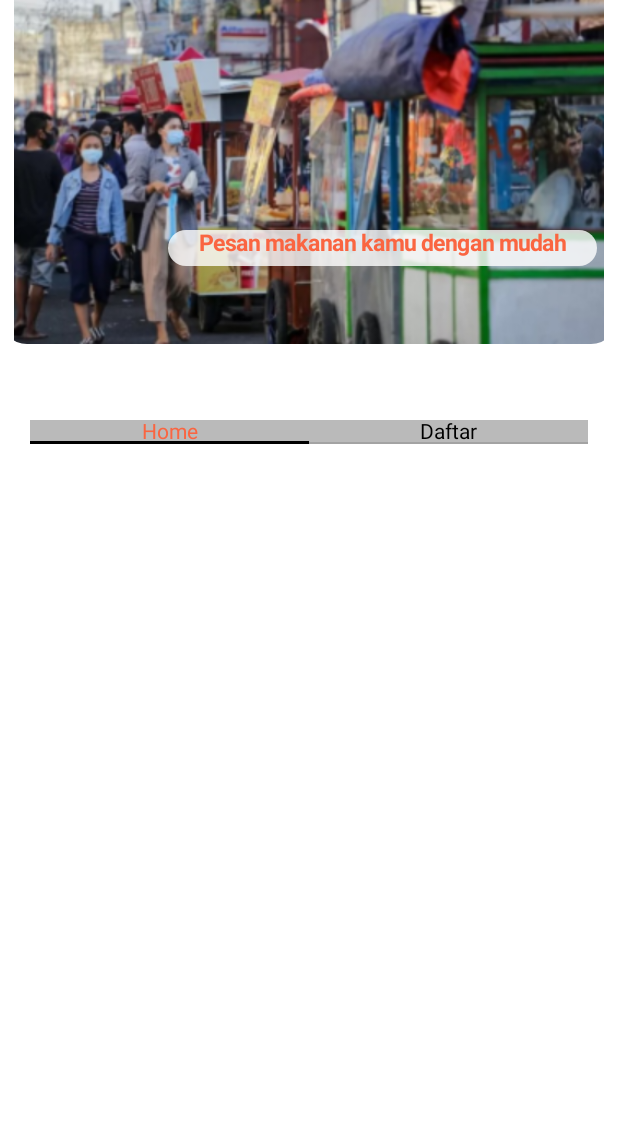
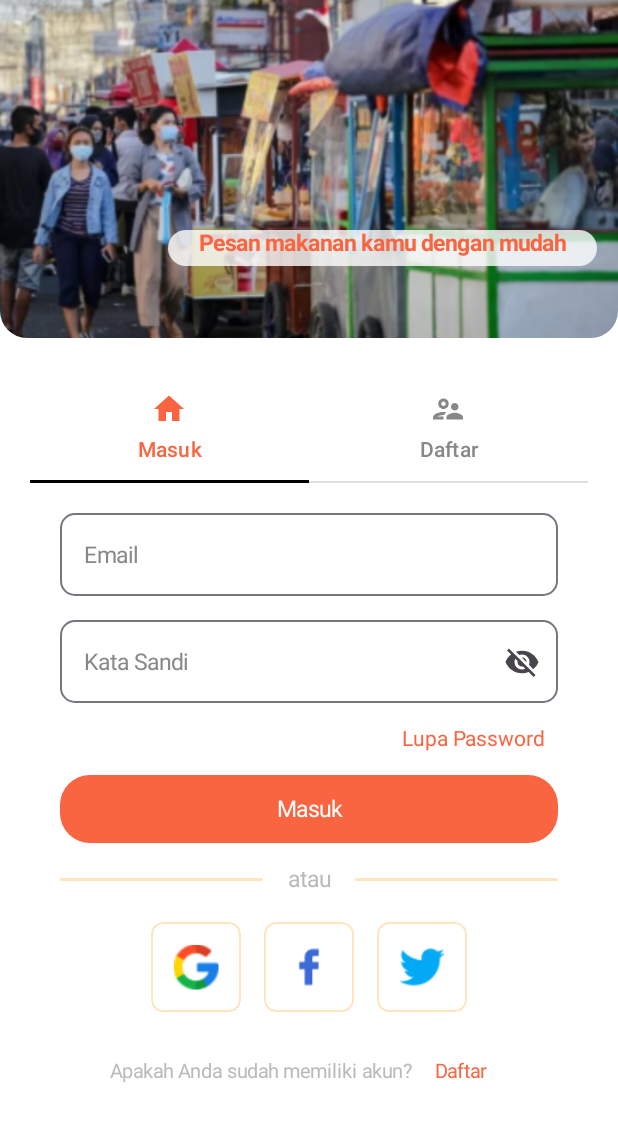
Before and after one commit to Royhan2123/Project-Mikro-Jastipin, an Android app built with Jetpack Compose: the @Preview function PreviewHalamanSignInScreen, on a phone screen of 412 x 824 dp. Shown: the top 1121 px of the screen. Run offline under Robolectric (Android 15) with nearby library versions, the phone set to English and light mode, and no system bars.

Commit message:
Splash,SignIn,SignUp,ForgotPassword --done

```diff
--- a/app/src/main/java/com/example/jastipin/navigation/Navigation.kt
+++ b/app/src/main/java/com/example/jastipin/navigation/Navigation.kt
@@ -7,6 +7,7 @@ import androidx.navigation.compose.rememberNavController
 import com.example.jastipin.page.ForgotPassword
 import com.example.jastipin.page.ForgotPassword2
 import com.example.jastipin.page.ForgotPasswordDone
+import com.example.jastipin.page.HalamanSignInScreen
 import com.example.jastipin.page.SignInScreen
 import com.example.jastipin.page.SignUpScreen
 import com.example.jastipin.page.SplashScreen
@@ -38,5 +39,8 @@ fun Navigation(){
         composable(NavigationScreen.ForgotPasswordDone.name) {
             ForgotPasswordDone(navController)
         }
+        composable(NavigationScreen.HalamanSignInScreen.name) {
+            HalamanSignInScreen(navController)
+        }
     }
 }
--- a/app/src/main/java/com/example/jastipin/navigation/NavigationScreen.kt
+++ b/app/src/main/java/com/example/jastipin/navigation/NavigationScreen.kt
@@ -3,6 +3,7 @@ package com.example.jastipin.navigation
 // daftar - daftar file yang ingin di gabungkan ke dalam navigation
 enum class NavigationScreen {
     SplashScreen,
+    HalamanSignInScreen,
     SignInScreen,
     SignUpScreen,
     ForgotPassword,
@@ -12,7 +13,8 @@ enum class NavigationScreen {
     fun fromRoute(route:String): NavigationScreen =
         when(route.substringBefore("/")) {
             SplashScreen.name -> SplashScreen
-            SignInScreen.name -> SignInScreen
+            SplashScreen.name -> SplashScreen
+            HalamanSignInScreen.name -> HalamanSignInScreen
             SignUpScreen.name -> SignUpScreen
             ForgotPassword.name -> ForgotPassword
             ForgotPassword2.name -> ForgotPassword2
--- a/app/src/main/java/com/example/jastipin/page/ForgotPasswordDone.kt
+++ b/app/src/main/java/com/example/jastipin/page/ForgotPasswordDone.kt
@@ -85,7 +85,7 @@ fun ForgotPasswordDone(navController: NavController) {
         Button(
             onClick = {
                 navController.navigate(
-                    NavigationScreen.SignInScreen.name
+                    NavigationScreen.HalamanSignInScreen.name
                 )
             },
             modifier = Modifier
--- a/app/src/main/java/com/example/jastipin/page/SignInScreen.kt
+++ b/app/src/main/java/com/example/jastipin/page/SignInScreen.kt
@@ -1,5 +1,6 @@
 package com.example.jastipin.page
 
+import androidx.compose.foundation.ExperimentalFoundationApi
 import androidx.compose.foundation.Image
 import androidx.compose.foundation.border
 import androidx.compose.foundation.layout.Arrangement
@@ -14,16 +15,24 @@ import androidx.compose.foundation.layout.offset
 import androidx.compose.foundation.layout.padding
 import androidx.compose.foundation.layout.size
 import androidx.compose.foundation.layout.width
+import androidx.compose.foundation.pager.HorizontalPager
+import androidx.compose.foundation.pager.rememberPagerState
+import androidx.compose.foundation.rememberScrollState
 import androidx.compose.foundation.shape.RoundedCornerShape
 import androidx.compose.foundation.text.KeyboardActions
 import androidx.compose.foundation.text.KeyboardOptions
+import androidx.compose.foundation.verticalScroll
 import androidx.compose.material.IconButton
 import androidx.compose.material.Surface
 import androidx.compose.material.TabRow
 import androidx.compose.material.TextButton
 import androidx.compose.material.icons.Icons
+import androidx.compose.material.icons.filled.Home
+import androidx.compose.material.icons.filled.SupervisorAccount
 import androidx.compose.material.icons.filled.Visibility
 import androidx.compose.material.icons.filled.VisibilityOff
+import androidx.compose.material.icons.outlined.Home
+import androidx.compose.material.icons.outlined.SupervisorAccount
 import androidx.compose.material3.Button
 import androidx.compose.material3.ButtonDefaults
 import androidx.compose.material3.Divider
@@ -33,6 +42,7 @@ import androidx.compose.material3.OutlinedTextField
 import androidx.compose.material3.Tab
 import androidx.compose.material3.Text
 import androidx.compose.runtime.Composable
+import androidx.compose.runtime.LaunchedEffect
 import androidx.compose.runtime.getValue
 import androidx.compose.runtime.mutableStateOf
 import androidx.compose.runtime.remember
@@ -43,6 +53,7 @@ import androidx.compose.ui.Modifier
 import androidx.compose.ui.draw.clip
 import androidx.compose.ui.draw.scale
 import androidx.compose.ui.graphics.Color
+import androidx.compose.ui.graphics.vector.ImageVector
 import androidx.compose.ui.layout.ContentScale
 import androidx.compose.ui.platform.LocalSoftwareKeyboardController
 import androidx.compose.ui.res.painterResource
@@ -65,10 +76,33 @@ import com.example.jastipin.ui.theme.grey
 import com.example.jastipin.ui.theme.lightOrange
 import com.example.jastipin.ui.theme.orange
 
+data class TabItem(
+    val title: String,
+    val selectIcon: ImageVector,
+    val unselectIcon: ImageVector
+)
+
+
+@OptIn(ExperimentalFoundationApi::class)
 @Composable
 fun HalamanSignInScreen(navController: NavController) {
+    val tabItem = listOf(
+        TabItem(
+            title = stringResource(id = R.string.masuk),
+            selectIcon = Icons.Filled.Home,
+            unselectIcon = Icons.Outlined.Home,
+        ),
+        TabItem(
+            title = stringResource(id = R.string.daftar),
+            unselectIcon = Icons.Outlined.SupervisorAccount,
+            selectIcon = Icons.Filled.SupervisorAccount,
+        )
+    )
     var selectTabIndex by remember {
         mutableStateOf(0)
+    }
+    val pagerState = rememberPagerState {
+        tabItem.size
     }
     Column(
         modifier = Modifier.fillMaxSize(),
@@ -84,13 +118,14 @@ fun HalamanSignInScreen(navController: NavController) {
                 contentDescription = stringResource(id = R.string.umkm1),
                 modifier = Modifier
                     .fillMaxWidth()
-                    .height(229.dp)
+                    .height(225.dp)
                     .clip(
                         shape = RoundedCornerShape(
                             bottomStart = 18.dp,
                             bottomEnd = 18.dp
                         )
-                    )
+                    ),
+                contentScale = ContentScale.Crop
             )
             Surface(
                 modifier = Modifier
@@ -119,33 +154,63 @@ fun HalamanSignInScreen(navController: NavController) {
                 )
             }
         }
-        Spacer(modifier = Modifier.height(30.dp))
         Column(
-            modifier = Modifier.padding(20.dp)
+            modifier = Modifier
+                .padding(
+                    start = 20.dp,
+                    end = 20.dp,
+                    top = 20.dp
+                )
+                .fillMaxSize()
+                .verticalScroll(rememberScrollState())
         ) {
             TabRow(
                 selectedTabIndex = selectTabIndex,
-                backgroundColor = grey,
+                backgroundColor = Color.White,
             ) {
-                Tab(
-                    selectedContentColor = orange,
-                    selected = selectTabIndex == 0,
-                    unselectedContentColor = Color.Gray,
-                    onClick = {
-                        selectTabIndex = 0
-                    }) {
-                    Text(text = stringResource(id = R.string.home))
+                tabItem.forEachIndexed { index, tabItem ->
+                    Tab(
+                        selected = index == selectTabIndex,
+                        onClick = {
+                            selectTabIndex = index
+                        },
+                        text = {
+                            Text(
+                                text = tabItem.title,
+                                color = if (index == selectTabIndex) orange else Color.Gray // Change text color based on selection
+                            )
+                        },
+                        icon = {
+                            Icon(
+                                imageVector = if (index == selectTabIndex) {
+                                    tabItem.selectIcon
+                                } else tabItem.unselectIcon,
+                                contentDescription = tabItem.title,
+                                tint = if (index == selectTabIndex) orange else Color.Gray // Change icon color based on selection
+                            )
+                        }
+                    )
                 }
-                Tab(selected = selectTabIndex == 1,
-                    onClick = {
-                        selectTabIndex = 1
-                    }) {
-                    Text(text = stringResource(id = R.string.daftar))
+            }
+            LaunchedEffect(selectTabIndex) {
+                pagerState.scrollToPage(selectTabIndex)
+            }
+            HorizontalPager(
+                state = pagerState,
+                modifier = Modifier
+                    .fillMaxSize()
+                    .weight(1f)
+            ) { index ->
+                when (index) {
+                    0 -> SignInScreen(navController)
+                    1 -> SignUpScreen(navController)
+                    else -> SignInScreen(navController) // Default to SignInScreen
                 }
             }
         }
     }
 }
+
 
 @OptIn(ExperimentalMaterial3Api::class)
 @Composable
@@ -166,6 +231,7 @@ fun SignInScreen(navController: NavController) {
         modifier = Modifier
             .fillMaxSize()
             .padding(20.dp)
+            .verticalScroll(state = rememberScrollState())
     ) {
         OutlinedTextField(
             value = txtEmail,
--- a/app/src/main/java/com/example/jastipin/page/SignUpScreen.kt
+++ b/app/src/main/java/com/example/jastipin/page/SignUpScreen.kt
@@ -12,9 +12,11 @@ import androidx.compose.foundation.layout.height
 import androidx.compose.foundation.layout.padding
 import androidx.compose.foundation.layout.size
 import androidx.compose.foundation.layout.width
+import androidx.compose.foundation.rememberScrollState
 import androidx.compose.foundation.shape.RoundedCornerShape
 import androidx.compose.foundation.text.KeyboardActions
 import androidx.compose.foundation.text.KeyboardOptions
+import androidx.compose.foundation.verticalScroll
 import androidx.compose.material.IconButton
 import androidx.compose.material.Surface
 import androidx.compose.material.TextButton
@@ -89,7 +91,8 @@ fun SignUpScreen(navController: NavController) {
     Column(
         modifier = Modifier
             .fillMaxSize()
-            .padding(20.dp)
+            .verticalScroll(state = rememberScrollState())
+            .padding(20.dp),
     ) {
         OutlinedTextField(
             value = txtName,
--- a/app/src/main/java/com/example/jastipin/page/SplashScreen.kt
+++ b/app/src/main/java/com/example/jastipin/page/SplashScreen.kt
@@ -26,7 +26,7 @@ fun SplashScreen(navController: NavController) {
                 inclusive = true
             )
         }
-        navController.navigate(NavigationScreen.SignInScreen.name)
+        navController.navigate(NavigationScreen.HalamanSignInScreen.name)
     }
     Column(
         modifier = Modifier.fillMaxSize(),
```
Also changed, not shown: app/src/main/res/font/font_family.xml (deleted, +0 -74 lines), app/src/main/res/drawable/bestseller.png (added), app/src/main/res/drawable/columnimage1.png (added), app/src/main/res/drawable/columnimage2.png (added), app/src/main/res/drawable/columnimage3.png (added), app/src/main/res/drawable/discount.png (added), app/src/main/res/drawable/healthy.png (added), app/src/main/res/drawable/iconchat.png (added), app/src/main/res/drawable/iconumkm.png (added), app/src/main/res/drawable/image1.png (added), app/src/main/res/drawable/image2.png (added), app/src/main/res/drawable/image3.png (added), app/src/main/res/drawable/nearby.png (added), app/src/main/res/drawable/splash_jastipin.png (added).
